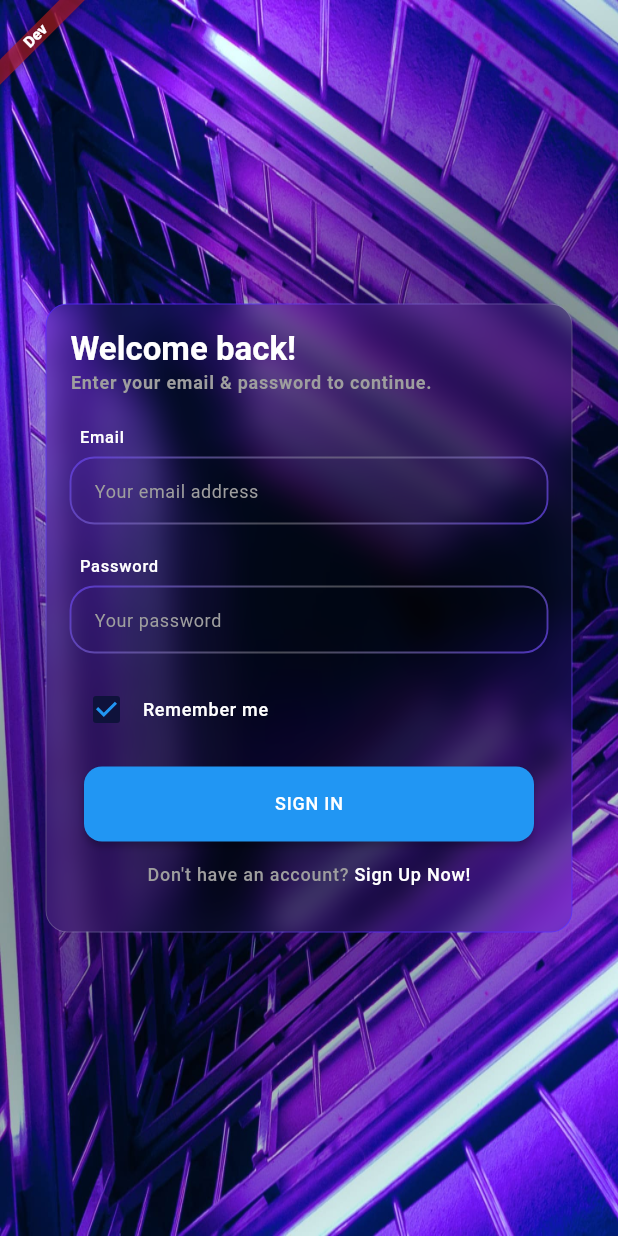
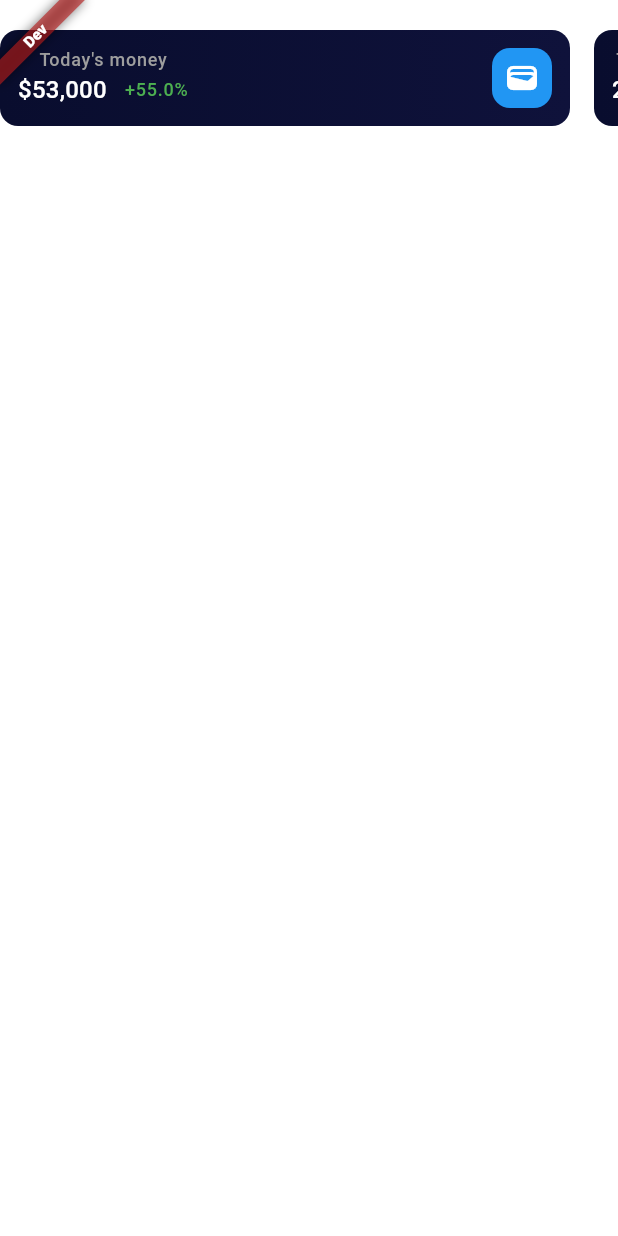
Before and after one commit to shihabkandil/admin-dashboard, a Flutter app: the screen it shows after launch, after a tap on "SIGN IN", on a phone screen of 412 x 824 dp. Run offline on Flutter 3.47's test engine with Material 3 defaults, Android fonts, the phone set to English and light mode, and no system bars; our stand-ins replace auto_route, dartz, flutter_bloc, freezed_annotation, get_it and 3 more; generated files the repository leaves out were written again.

Commit message:
feat: Add dashboard header analytics cards' widgets
Signed-off-by: Shihab Kandil <shihab.mostafa1@gmail.com>

```diff
--- a/lib/common/constants/theme/app_colors.dart
+++ b/lib/common/constants/theme/app_colors.dart
@@ -4,7 +4,7 @@ class AppColors {
   AppColors._();
 
   static const Color primaryColor = Color(0xFF0F123B);
-  static const Color primaryColorDark = Color(0xFFF9C32C);
+  static const Color primaryColorDark = Color(0xff090D2E);
   static const Color accentColor = Color(0xFF1D1D1D);
   static const Color backgroundColor = Color(0xFFFFFFFF);
   static const Color surfaceColor = Color(0xFF121212);
--- a/lib/common/core/router/app_router.dart
+++ b/lib/common/core/router/app_router.dart
@@ -10,5 +10,6 @@ class AppRouter extends RootStackRouter {
   @override
   List<AutoRoute> get routes => [
         AutoRoute(page: AuthRoute.page, initial: true),
+        AutoRoute(page: DashboardRoute.page),
       ];
 }
--- /dev/null
+++ b/lib/common/helpers/format_helper.dart
@@ -0,0 +1,10 @@
+class FormatHelper {
+  FormatHelper._();
+
+  static String formatPercentage(double percentage) {
+    if (percentage == 0) {
+      return "$percentage%";
+    }
+    return percentage > 0 ? "+$percentage%" : "-$percentage%";
+  }
+}
--- a/lib/features/authentication/presentation/widgets/sign_in/sign_in_form.dart
+++ b/lib/features/authentication/presentation/widgets/sign_in/sign_in_form.dart
@@ -1,10 +1,12 @@
 import 'dart:ui';
 
+import 'package:auto_route/auto_route.dart';
 import 'package:flutter/gestures.dart';
 import 'package:flutter/material.dart';
 import 'package:flutter_bloc/flutter_bloc.dart';
 
 import '../../../../../common/constants/theme/app_theme_data.dart';
+import '../../../../../common/core/router/app_router.gr.dart';
 import '../../../../../common/extensions/context_extensions.dart';
 import '../../../../../common/extensions/widgets_extensions.dart';
 import '../../../../../common/presentation/widgets/app_text_form_field.dart';
@@ -70,7 +72,9 @@ class SignInForm extends StatelessWidget {
                       shape: RoundedRectangleBorder(
                         borderRadius: BorderRadius.circular(12),
                       ),
-                      onPressed: () {},
+                      onPressed: () => context.navigateTo(
+                        const DashboardRoute(),
+                      ),
                       child: Text(
                         "SIGN IN",
                         style: context.textTheme.labelMedium?.copyWith(
--- /dev/null
+++ b/lib/features/dashboard/presentation/screens/dashboard_screen.dart
@@ -0,0 +1,23 @@
+import 'package:admin_dashboard/common/extensions/widgets_extensions.dart';
+import 'package:auto_route/annotations.dart';
+import 'package:flutter/material.dart';
+
+import '../widgets/header_cards_list.dart';
+
+@RoutePage()
+class DashboardScreen extends StatelessWidget {
+  const DashboardScreen({super.key});
+
+  @override
+  Widget build(BuildContext context) {
+    return Scaffold(
+      body: Column(
+        mainAxisSize: MainAxisSize.min,
+        children: [
+          20.verticalSpace,
+          const HeaderCardsList(),
+        ],
+      ),
+    );
+  }
+}
--- /dev/null
+++ b/lib/features/dashboard/presentation/widgets/header_analytics_card.dart
@@ -0,0 +1,96 @@
+import 'package:admin_dashboard/common/extensions/widgets_extensions.dart';
+import 'package:flutter/material.dart';
+
+import '../../../../common/constants/theme/app_colors.dart';
+import '../../../../common/constants/theme/app_theme_data.dart';
+import '../../../../common/helpers/format_helper.dart';
+
+class HeaderAnalyticsCard extends StatelessWidget {
+  const HeaderAnalyticsCard({
+    super.key,
+    required this.title,
+    required this.percentage,
+    required this.value,
+    required this.icon,
+  });
+
+  final String title;
+  final double percentage;
+  final String value;
+  final IconData icon;
+
+  @override
+  Widget build(BuildContext context) {
+    return SizedBox(
+      width: 380,
+      child: DecoratedBox(
+        decoration: BoxDecoration(
+            gradient: const LinearGradient(
+              colors: [
+                AppColors.primaryColor,
+                AppColors.primaryColorDark,
+              ],
+              begin: Alignment.centerRight,
+              end: Alignment.centerLeft,
+            ),
+            borderRadius: BorderRadius.circular(12)),
+        child: Padding(
+          padding: const EdgeInsets.all(12),
+          child: Row(
+            mainAxisAlignment: MainAxisAlignment.spaceBetween,
+            children: [
+              Column(
+                children: [
+                  Text(
+                    title,
+                    style: context.textTheme.labelMedium
+                        ?.copyWith(color: Colors.grey),
+                  ),
+                  Row(
+                    children: [
+                      Text(
+                        value,
+                        style: context.textTheme.titleMedium?.copyWith(
+                          color: Colors.white,
+                        ),
+                      ),
+                      12.horizontalSpace,
+                      Text(
+                        FormatHelper.formatPercentage(percentage),
+                        style: context.textTheme.labelMedium?.copyWith(
+                          color: percentage > 0 ? Colors.green : Colors.red,
+                        ),
+                      ),
+                    ],
+                  )
+                ],
+              ),
+              DecoratedBox(
+                decoration: BoxDecoration(
+                  borderRadius: BorderRadius.circular(12),
+                  color: Colors.blue,
+                ),
+                child: Padding(
+                  padding: const EdgeInsets.all(8.0),
+                  child: Icon(
+                    icon,
+                    color: Colors.white,
+                  ),
+                ),
+              )
+            ],
+          ),
+        ),
+      ),
+    );
+  }
+
+  Color getPercentageColor(double percentage) {
+    if (percentage > 0) {
+      return Colors.green;
+    } else if (percentage < 0) {
+      return Colors.red;
+    }
+    return Colors.grey;
+  }
+}
--- /dev/null
+++ b/lib/features/dashboard/presentation/widgets/header_cards_list.dart
@@ -0,0 +1,50 @@
+import 'package:admin_dashboard/common/extensions/widgets_extensions.dart';
+import 'package:flutter/cupertino.dart';
+import 'package:flutter/material.dart';
+
+import '../../../../common/extensions/context_extensions.dart';
+import 'header_analytics_card.dart';
+
+class HeaderCardsList extends StatelessWidget {
+  const HeaderCardsList({super.key});
+
+  @override
+  Widget build(BuildContext context) {
+    return SizedBox(
+      child: SingleChildScrollView(
+        scrollDirection: Axis.horizontal,
+        child: Row(
+          children: [
+            HeaderAnalyticsCard(
+              title: context.localizer.todaysMoney,
+              percentage: 55,
+              value: "\$53,000",
+              icon: Icons.wallet,
+            ),
+            16.horizontalSpace,
+            HeaderAnalyticsCard(
+              title: context.localizer.todaysUsers,
+              percentage: 5,
+              value: "2300",
+              icon: Icons.wallet,
+            ),
+            16.horizontalSpace,
+            HeaderAnalyticsCard(
+              title: context.localizer.newClients,
+              percentage: -15,
+              value: "3000",
+              icon: CupertinoIcons.doc,
+            ),
+            16.horizontalSpace,
+            HeaderAnalyticsCard(
+              title: context.localizer.totalSales,
+              percentage: 55,
+              value: "\$53,000",
+              icon: CupertinoIcons.cart_fill,
+            ),
+          ],
+        ),
+      ),
+    );
+  }
+}
--- a/lib/l10n/app_en.arb
+++ b/lib/l10n/app_en.arb
@@ -8,6 +8,7 @@
   "enterEmailAndPassword": "Enter your email & password to continue.",
   "inspiredByTheFuture": "INSPIRED BY THE FUTURE:",
   "name": "Name",
+  "newClients": "New Clients",
   "niceToSeeYou": "Nice to see you!",
   "password": "Password",
   "rememberMe": "Remember me",
@@ -15,6 +16,9 @@
   "signUp": "SIGN UP",
   "signUpNow": "Sign Up Now!",
   "theVisionUiDashboard": "THE VISION UI DASHBOARD",
+  "todaysMoney": "Today's money",
+  "todaysUsers": "Today's users",
+  "totalSales": "Total Sales",
   "welcomeBack": "Welcome back!",
   "yourEmailAddress": "Your email address",
   "yourFullName": "Your full name",
--- a/pubspec.yaml
+++ b/pubspec.yaml
@@ -1,4 +1,4 @@
-name: flutter_app_template
+name: admin_dashboard
 description: "Flutter Template"
 # The following line prevents the package from being accidentally published to
 # pub.dev using `flutter pub publish`. This is preferred for private packages.
@@ -51,6 +51,7 @@ dependencies:
 dev_dependencies:
   flutter_test:
     sdk: flutter
+  test: ^1.25.7
 
   flutter_lints: ^4.0.0
   flutter_native_splash: ^2.4.1
@@ -61,6 +62,7 @@ dev_dependencies:
   envied_generator: ^0.5.4+1
   auto_route_generator: ^9.0.0
   flutter_gen_runner: ^5.6.0
+  rename: ^3.0.2
 
 flutter:
   generate: true
```
Also changed, not shown: 7 other files.
